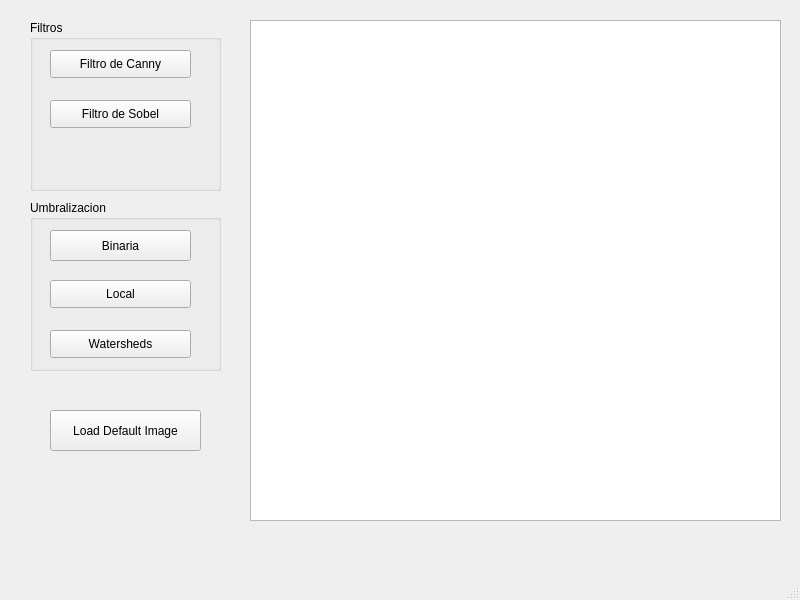
Before: the Qt Designer form pr_suite/ImProc_suite/mainwindow.ui in saul-calderonramirez/ImProc_suite, drawn with Qt 5.
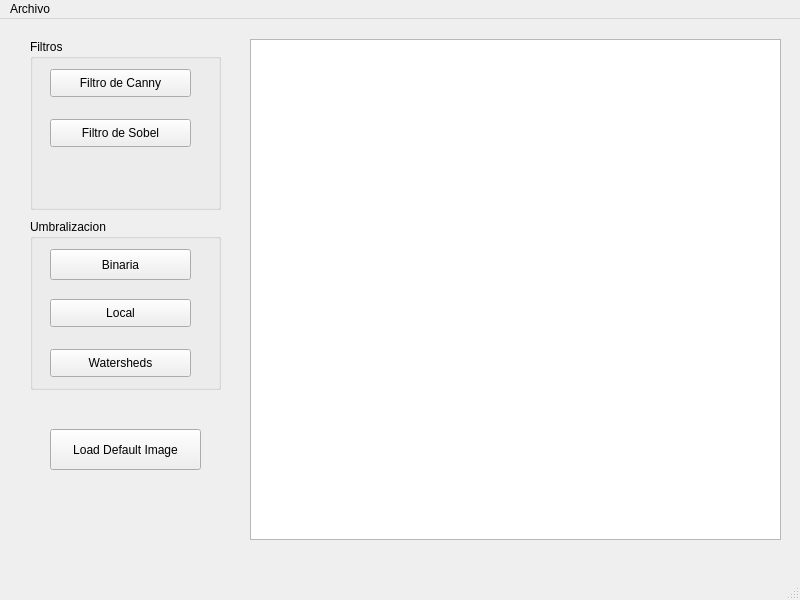
After: the same form once the commit is applied.

What changed in the file:
```diff
--- a/pr_suite/ImProc_suite/mainwindow.ui
+++ b/pr_suite/ImProc_suite/mainwindow.ui
@@ -141,6 +141,13 @@
      <height>25</height>
     </rect>
    </property>
+   <widget class="QMenu" name="menuArchivo">
+    <property name="title">
+     <string>Archivo</string>
+    </property>
+    <addaction name="actionOtro_Abrir"/>
+   </widget>
+   <addaction name="menuArchivo"/>
   </widget>
   <widget class="QStatusBar" name="statusbar"/>
  </widget>
```
Left out of the diff: 10 changed lines with no effect on the pictures.
